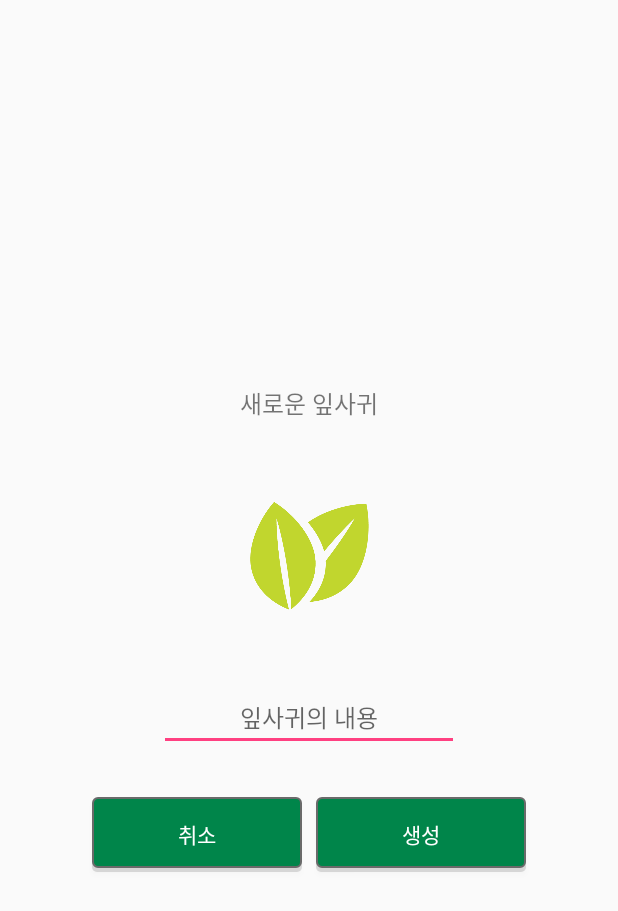
After one commit to Porest/Porest, an Android app: the layout dialog_make_leaf.xml on its own in the app's theme, with its tools: preview values and no code run, on a phone screen of 412 x 824 dp. The commit adds this screen. Shown: the top 911 px of the screen. Run offline under Robolectric (Android 15) with nearby library versions, the phone set to English and light mode, and no system bars.

Commit message:
다이얼로그와 통신 처리

```diff
--- a/Android/app/src/main/AndroidManifest.xml
+++ b/Android/app/src/main/AndroidManifest.xml
@@ -10,7 +10,7 @@
         android:roundIcon="@mipmap/ic_launcher_round"
         android:supportsRtl="true"
         android:theme="@style/AppTheme">
-        <activity android:name=".activities.Splash">
+        <activity android:name=".activities.splash.Splash">
             <intent-filter>
                 <action android:name="android.intent.action.MAIN" />
 
@@ -21,10 +21,10 @@
             android:name=".activities.MainActivity"
             />
         <activity
-            android:name=".activities.Signup"
+            android:name=".activities.account.Signup"
             />
         <activity
-            android:name=".activities.Login"
+            android:name=".activities.account.Login"
             />
         <activity
             android:name=".activities.TreeDetail"
--- a/Android/app/src/main/java/com/planb/porest/activities/Login.java
+++ b/Android/app/src/main/java/com/planb/porest/activities/account/Login.java
@@ -1,8 +1,7 @@
-package com.planb.porest.activities;
+package com.planb.porest.activities.account;
 
 import android.content.Intent;
 import android.os.Bundle;
-import android.support.design.widget.Snackbar;
 import android.view.View;
 import android.widget.Button;
 import android.widget.EditText;
@@ -12,12 +11,11 @@ import com.androidquery.AQuery;
 import com.androidquery.callback.AjaxCallback;
 import com.androidquery.callback.AjaxStatus;
 import com.planb.porest.R;
+import com.planb.porest.activities.MainActivity;
 import com.planb.porest.activities.base.BaseActivity;
 import com.planb.porest.support.db.DBHelper;
 import com.planb.porest.support.networking.Host;
 import com.planb.porest.support.view.SnackbarManager;
-
-import org.w3c.dom.Text;
 
 import java.util.HashMap;
 
--- a/Android/app/src/main/java/com/planb/porest/activities/Signup.java
+++ b/Android/app/src/main/java/com/planb/porest/activities/account/Signup.java
@@ -1,4 +1,4 @@
-package com.planb.porest.activities;
+package com.planb.porest.activities.account;
 
 import android.content.Intent;
 import android.os.Bundle;
--- a/Android/app/src/main/java/com/planb/porest/activities/Splash.java
+++ b/Android/app/src/main/java/com/planb/porest/activities/splash/Splash.java
@@ -1,10 +1,12 @@
-package com.planb.porest.activities;
+package com.planb.porest.activities.splash;
 
 import android.content.Intent;
 import android.os.Bundle;
 import android.os.Handler;
 
 import com.planb.porest.R;
+import com.planb.porest.activities.MainActivity;
+import com.planb.porest.activities.account.Login;
 import com.planb.porest.activities.base.BaseActivity;
 import com.planb.porest.support.db.DBHelper;
 
--- /dev/null
+++ b/Android/app/src/main/res/layout/dialog_make_leaf.xml
@@ -0,0 +1,63 @@
+<?xml version="1.0" encoding="utf-8"?>
+<RelativeLayout xmlns:android="http://schemas.android.com/apk/res/android"
+    android:id="@+id/lay_background"
+    android:layout_width="fill_parent"
+    android:layout_height="fill_parent">
+
+    <RelativeLayout
+        android:layout_width="300dp"
+        android:layout_height="350dp"
+        android:layout_centerInParent="true">
+
+        <TextView
+            android:id="@+id/guideView"
+            android:layout_width="wrap_content"
+            android:layout_height="wrap_content"
+            android:layout_centerHorizontal="true"
+            android:paddingTop="20dp"
+            android:textSize="16sp"
+            android:text="새로운 잎사귀"/>
+
+        <ImageView
+            android:id="@+id/leafImage"
+            android:layout_width="120dp"
+            android:layout_height="150dp"
+            android:layout_centerHorizontal="true"
+            android:layout_below="@id/guideView"
+            android:layout_marginTop="15dp"
+            android:src="@drawable/dialog_leaf"/>
+
+        <EditText
+            android:id="@+id/leafContent"
+            android:layout_width="200dp"
+            android:layout_height="wrap_content"
+            android:maxLines="1"
+            android:layout_centerHorizontal="true"
+            android:layout_below="@id/leafImage"
+            android:layout_marginTop="10dp"
+            android:hint="잎사귀의 내용"
+            android:textSize="16sp"
+            android:gravity="center"/>
+        <Button
+            android:id="@+id/cancelBtn"
+            android:layout_marginStart="5dp"
+            android:layout_marginBottom="5dp"
+            android:layout_width="140dp"
+            android:layout_height="50dp"
+            android:text="취소"
+            android:textColor="#ffffff"
+            android:background="@drawable/button"
+            android:layout_alignParentBottom="true"/>
+        <Button
+            android:id="@+id/confirmBtn"
+            android:layout_marginEnd="5dp"
+            android:layout_marginBottom="5dp"
+            android:layout_alignParentRight="true"
+            android:layout_width="140dp"
+            android:layout_height="50dp"
+            android:text="생성"
+            android:textColor="#ffffff"
+            android:background="@drawable/button"
+            android:layout_alignParentBottom="true"/>
+    </RelativeLayout>
+</RelativeLayout>
```
Also changed, not shown: Android/app/src/main/java/com/planb/porest/activities/TreeDetail.java (+25 -2 lines), Android/app/src/main/java/com/planb/porest/dialogs/MakeLeaf.java (added, +71 -0 lines), Android/app/src/main/res/layout/item_leaf.xml (+5 -3 lines), Android/app/src/main/res/drawable/dialog_leaf.png (added).
